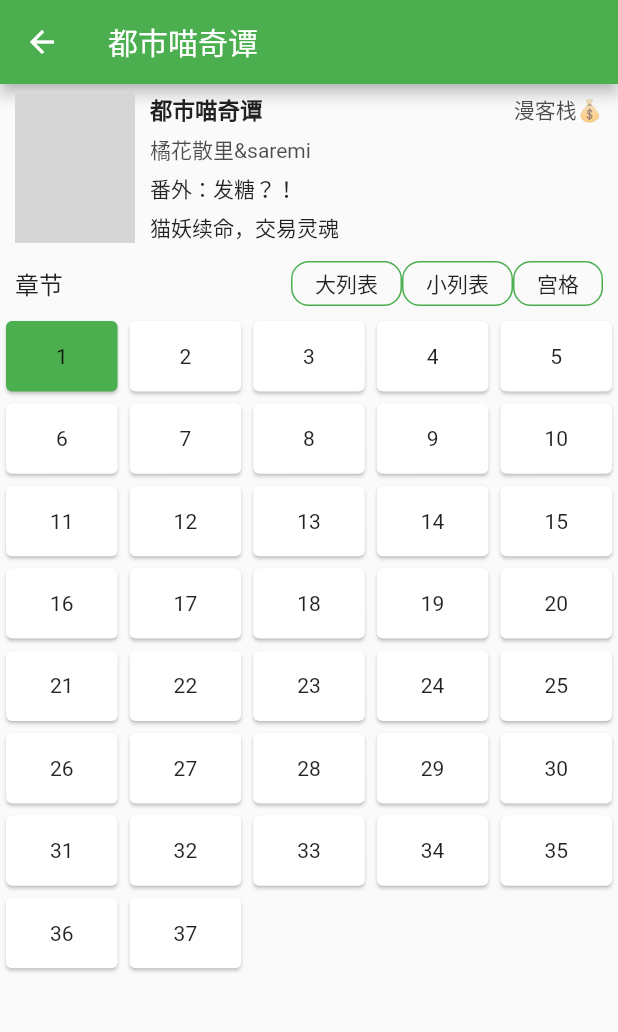
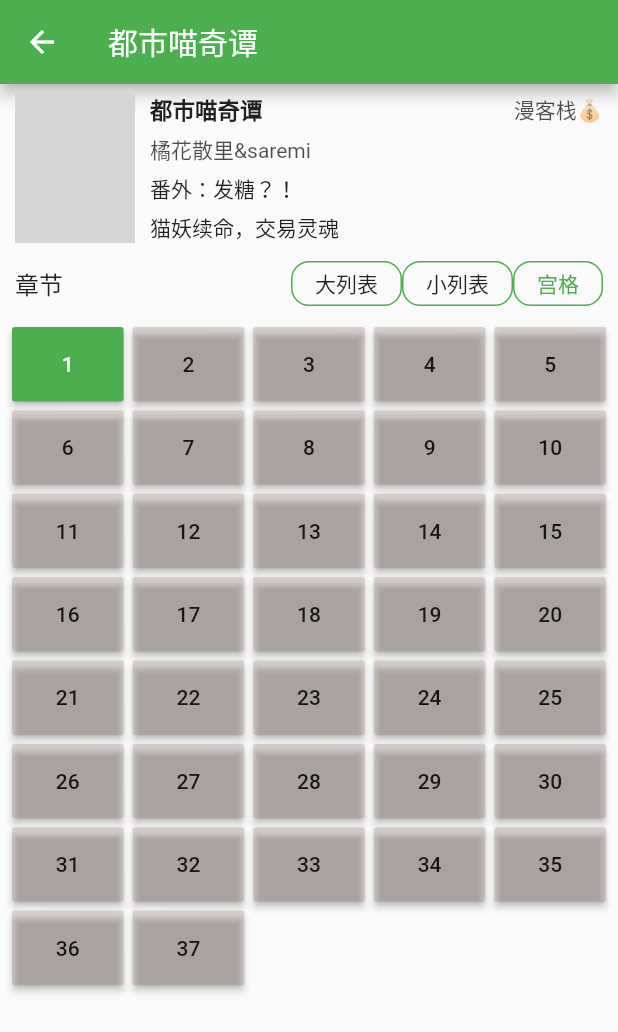
Before and after one commit to mabDc/eso, a Flutter app: the ChapterPage screen opened directly, after a tap on "小列表", after a tap on "宫格", on a phone screen of 412 x 824 dp. Shown: the top 1032 px of the screen. Run offline on Flutter 3.47's test engine with Material 2 defaults, Android fonts, the phone set to English and light mode, and no system bars; our stand-ins replace floor, shared_preferences; missing offline and left inert: flutter_liquidcore, flutter_seekbar; accounts and stored records are empty; network calls fail; grey boxes are pictures that could not be loaded.

Commit message:
章节界面使用provider

```diff
--- /dev/null
+++ b/lib/model/chapter_page_controller.dart
@@ -0,0 +1,53 @@
+import 'package:flutter/material.dart';
+
+class ChapterPageController with ChangeNotifier{
+
+  int _durChapterIndex;
+  int get durChapterIndex => _durChapterIndex;
+  _ListStyle _listStyle;
+  _ListStyle get listStyle => _listStyle;
+
+  static const BigList = _ListStyle.BigList;
+  static const SmallList = _ListStyle.SmallList;
+  static const Grid = _ListStyle.Grid;
+
+  String getListStyleName([_ListStyle listStyle]){
+    if(listStyle == null){
+      listStyle = _listStyle;
+    }
+    switch(listStyle){
+      case BigList:
+        return "大列表";
+      case SmallList:
+        return "小列表";
+      case Grid:
+        return "宫格";
+      default:
+        return "宫格";
+    }
+  }
+
+  ChapterPageController(){
+    _durChapterIndex = 0;
+    _listStyle = _ListStyle.values.first;
+  }
+
+  void changeChapter(int index){
+    if(_durChapterIndex != index){
+      _durChapterIndex = index;
+      notifyListeners();
+    }
+  }
+
+  void changeListStyle(_ListStyle listStyle){
+    if(_listStyle != listStyle){
+      _listStyle = listStyle;
+      notifyListeners();
+    }
+  }
+
+}
+
+enum _ListStyle{
+  BigList, SmallList, Grid
+}
--- a/lib/page/chapter_page.dart
+++ b/lib/page/chapter_page.dart
@@ -1,27 +1,23 @@
+import 'dart:math';
+
 import 'package:flutter/cupertino.dart';
 import 'package:flutter/material.dart';
+import 'package:provider/provider.dart';
 
 import '../database/fake_data.dart';
 import '../global.dart';
 import '../ui/ui_search_item.dart';
 import 'content_page.dart';
+import '../model/chapter_page_controller.dart';
 
-class ChapterPage extends StatefulWidget {
-  const ChapterPage({Key key}) : super(key: key);
-
-  @override
-  _ChapterPageState createState() => _ChapterPageState();
-}
-
-class _ChapterPageState extends State<ChapterPage> {
-  String type = "大列表";
-  int durChapterIndex = 0;
-
+class ChapterPage extends StatelessWidget {
   @override
   Widget build(BuildContext context) {
     final item = FakeData.shelfItem;
     final chapters = FakeData.chapterList;
-    return Scaffold(
+    return ChangeNotifierProvider.value(
+      value: ChapterPageController(),
+      child: Scaffold(
         appBar: AppBar(
           title: Text('${item["title"]}'),
         ),
@@ -47,24 +43,30 @@ class _ChapterPageState extends State<ChapterPage> {
                       style: TextStyle(fontSize: 16),
                     ),
                   ),
-                buildButton(context, "大列表"),
-                buildButton(context, "小列表"),
-                buildButton(context, "宫格"),
+                  buildButton(context, ChapterPageController.BigList),
+                  buildButton(context, ChapterPageController.SmallList),
+                  buildButton(context, ChapterPageController.Grid),
                 ],
               ),
             ),
-          Expanded(child: buildChapter(chapters)),
+            Expanded(
+              child: Padding(
+                padding: const EdgeInsets.all(8.0),
+                child: buildChapter(chapters),
+              ),
+            ),
           ],
+        ),
       ),
     );
   }
 
-  MaterialButton buildButton(BuildContext context, String _type) {
+  Widget buildButton(BuildContext context, listStyle) {
+    return Consumer<ChapterPageController>(
+      builder: (context, ChapterPageController chapterPageController, _) {
         return MaterialButton(
           onPressed: () {
-        setState(() {
-          type = _type;
-        });
+            chapterPageController.changeListStyle(listStyle);
           },
           shape: RoundedRectangleBorder(
             side: BorderSide(
@@ -74,23 +76,102 @@ class _ChapterPageState extends State<ChapterPage> {
             borderRadius: BorderRadius.all(Radius.circular(12)),
           ),
           minWidth: 8,
-      child: Text(_type),
+          child: Text(
+            chapterPageController.getListStyleName(listStyle),
+            style: TextStyle(
+              color: chapterPageController.listStyle == listStyle
+                  ? Theme.of(context).primaryColor
+                  : Theme.of(context).textTheme.body1.color,
+            ),
+          ),
+        );
+      },
     );
   }
 
   Widget buildChapter(List chapters) {
-    switch (type) {
-      case "大列表":
-        return ListView.builder(
+    return Consumer<ChapterPageController>(
+        builder: (context, ChapterPageController chapterPageController, _) {
+
+      void Function(int index) onTap = (int index) {
+        chapterPageController.changeChapter(index);
+        Navigator.of(context)
+            .push(MaterialPageRoute(builder: (context) => ContentPage()));
+      };
+
+      switch (chapterPageController.listStyle) {
+        case ChapterPageController.BigList:
+          return ListView.separated(
+            separatorBuilder: (context, index){
+              return SizedBox(height: 6,);
+            },
             itemCount: chapters.length,
             itemBuilder: (context, index) {
               final chapter = chapters[index];
-            final time = DateTime.fromMillisecondsSinceEpoch(int.parse(chapter["start_time"])*1000);
-            return buildChild(
+              final time = DateTime.fromMillisecondsSinceEpoch(
+                  int.parse(chapter["start_time"]) * 1000);
+              return buildChapterButton(
                   context,
-                index,
-                Container(
-                  padding: EdgeInsets.all(8),
+                  chapterPageController.durChapterIndex == index,
+                  buildBigListChapterItem(
+                      chapter["cover"] == null
+                          ? null
+                          : '${chapter["cover"]}!cover-400',
+                      chapter["title"],
+                      '$time'.trim().substring(0, 16)),
+                  () => onTap(index));
+            },
+          );
+        case ChapterPageController.SmallList:
+          return GridView.builder(
+            gridDelegate: SliverGridDelegateWithFixedCrossAxisCount(
+              crossAxisCount: 2,
+              childAspectRatio: 3,
+              mainAxisSpacing: 6,
+              crossAxisSpacing: 6,
+            ),
+            itemCount: chapters.length,
+            itemBuilder: (context, index) {
+              return buildChapterButton(
+                  context,
+                  chapterPageController.durChapterIndex == index,
+                  Align(
+                    alignment: FractionalOffset.centerLeft,
+                    child: Text(
+                      chapters[index]["title"],
+                      maxLines: 1,
+                      overflow: TextOverflow.ellipsis,
+                    ),
+                  ),
+                  () => onTap(index));
+            },
+          );
+        case ChapterPageController.Grid:
+          return GridView.builder(
+            gridDelegate: SliverGridDelegateWithFixedCrossAxisCount(
+              crossAxisCount: 5,
+              childAspectRatio: 1.5,
+              mainAxisSpacing: 6,
+              crossAxisSpacing: 6,
+            ),
+            itemCount: chapters.length,
+            itemBuilder: (context, index) {
+              return buildChapterButton(
+                  context,
+                  chapterPageController.durChapterIndex == index,
+                  Text('${index + 1}'),
+                  () => onTap(index));
+            },
+          );
+        default:
+          throw ("chapter page style not support");
+      }
+    });
+  }
+
+  Widget buildBigListChapterItem(String cover, String title, String subtitle) {
+    return Container(
+      padding: EdgeInsets.symmetric(vertical: 8.0),
       alignment: FractionalOffset.centerLeft,
       child: SizedBox(
         height: 60,
@@ -100,13 +181,13 @@ class _ChapterPageState extends State<ChapterPage> {
             SizedBox(
               width: 100,
               height: double.infinity,
-                          child: chapter["cover"] == null
+              child: cover == null
                   ? Image.asset(
                       Global.waitingPath,
                       fit: BoxFit.cover,
                     )
                   : Image.network(
-                                  '${chapter["cover"]}!cover-400',
+                      '$cover',
                       fit: BoxFit.cover,
                     ),
             ),
@@ -118,71 +199,31 @@ class _ChapterPageState extends State<ChapterPage> {
                 crossAxisAlignment: CrossAxisAlignment.start,
                 mainAxisAlignment: MainAxisAlignment.spaceBetween,
                 children: <Widget>[
-                              Text(chapter["title"]),
-                              Text('$time'.substring(0, 16)),
+                  Text('$title'),
+                  Text('$subtitle'),
                 ],
               ),
             ),
           ],
         ),
       ),
-                ));
-          },
     );
-      case "小列表":
-        return GridView.builder(
-          gridDelegate: SliverGridDelegateWithFixedCrossAxisCount(
-              crossAxisCount: 2, childAspectRatio: 3),
-          itemCount: chapters.length,
-          itemBuilder: (context, index) {
-            final chapter = chapters[index];
-            return buildChild(
-              context,
-              index,
-              Container(
-                padding: EdgeInsets.only(left: 8),
-                alignment: FractionalOffset.centerLeft,
-                child: Text(
-                  chapter["title"],
-                  textAlign: TextAlign.start,
-                  maxLines: 1,
-                  overflow: TextOverflow.ellipsis,
-                ),
-              ),
-            );
-          },
-        );
-      default:
-        return GridView.builder(
-          gridDelegate: SliverGridDelegateWithFixedCrossAxisCount(
-              crossAxisCount: 5, childAspectRatio: 1.5),
-          itemCount: chapters.length,
-          itemBuilder: (context, index) {
-            return buildChild(
-              context,
-              index,
-              Center(child: Text('${index + 1}')),
-            );
-          },
+  }
+
+  Widget buildChapterButton(BuildContext context, bool isDurIndex, Widget child,
+      VoidCallback onPress) {
+    return isDurIndex
+        ? RaisedButton(
+            onPressed: onPress,
+            color: Theme.of(context).primaryColor,
+            textColor: Theme.of(context).primaryTextTheme.title.color,
+            child: child,
+          )
+        : RaisedButton(
+            onPressed: onPress,
+            color: Colors.primaries[Random().nextInt(Colors.primaries.length)].withAlpha(50),
+            textColor: Theme.of(context).textTheme.body1.color,
+            child: child,
           );
   }
 }
-
-  InkWell buildChild(BuildContext context, int index, Widget child) {
-    return InkWell(
-      onTap: () {
-        setState(() {
-          durChapterIndex = index;
-        });
-        Navigator.of(context)
-            .push(MaterialPageRoute(builder: (context) => ContentPage()));
-      },
-      child: Card(
-        color: durChapterIndex == index
-            ? Theme.of(context).primaryColor
-            : Colors.white,
-        child: child,
-      ),
-    );
-  }
-}
--- a/lib/ui/ui_search_item.dart
+++ b/lib/ui/ui_search_item.dart
@@ -95,7 +95,7 @@ class UiSearchItem extends StatelessWidget {
                   ),
                   Text(
                     '$description',
-                    maxLines: 1,
+                    maxLines: 2,
                     overflow: TextOverflow.ellipsis,
                   ),
                 ],
```
Lines whose indentation alone changed are shown as unchanged.
